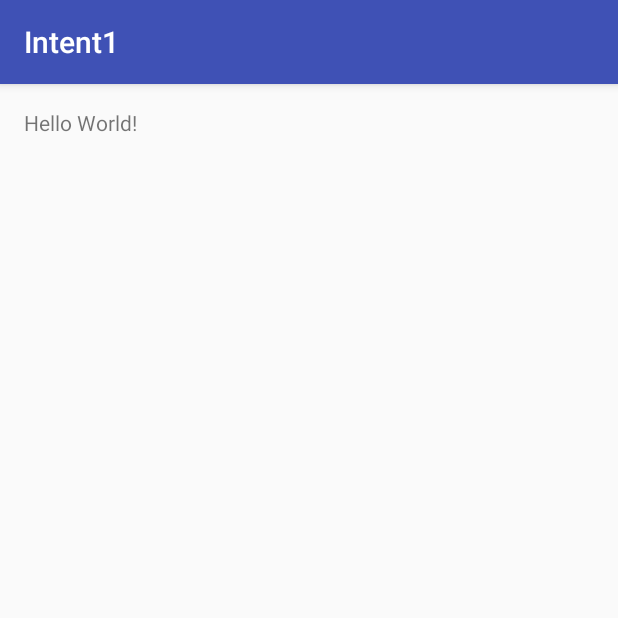
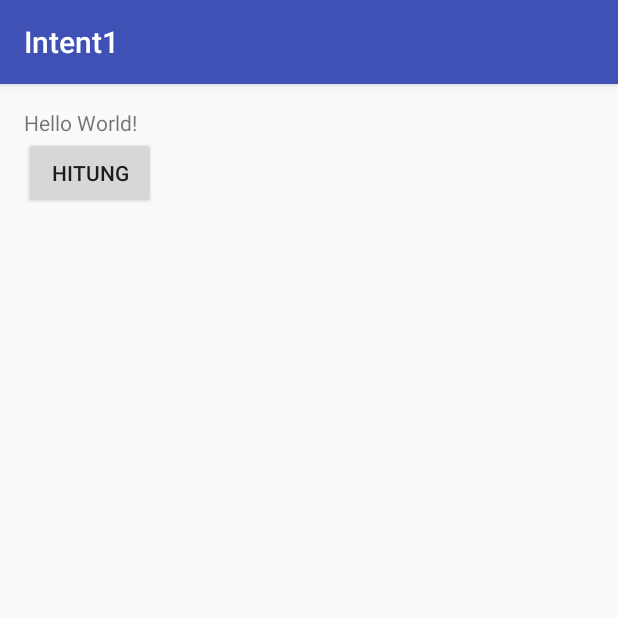
Before and after one commit to vinnykartika/Intent1, an Android app: the screen it shows after launch (MainActivity), on a phone screen of 412 x 824 dp, the top half of it. Run offline under Robolectric (Android 15) with nearby library versions, the phone set to English and light mode, and no system bars.

Commit message:
startActivity Part 1

```diff
--- a/app/src/main/AndroidManifest.xml
+++ b/app/src/main/AndroidManifest.xml
@@ -15,6 +15,7 @@
                 <category android:name="android.intent.category.LAUNCHER" />
             </intent-filter>
         </activity>
+        <activity android:name=".HasilActivity"></activity>
     </application>
 
 </manifest>
--- a/app/src/main/java/id/sch/smktelkom_mlg/learn/intent1/MainActivity.java
+++ b/app/src/main/java/id/sch/smktelkom_mlg/learn/intent1/MainActivity.java
@@ -1,7 +1,9 @@
 package id.sch.smktelkom_mlg.learn.intent1;
 
+import android.content.Intent;
 import android.os.Bundle;
 import android.support.v7.app.AppCompatActivity;
+import android.view.View;
 
 public class MainActivity extends AppCompatActivity {
 
@@ -9,5 +11,11 @@ public class MainActivity extends AppCompatActivity {
     protected void onCreate(Bundle savedInstanceState) {
         super.onCreate(savedInstanceState);
         setContentView(R.layout.activity_main);
+        findViewById(R.id.buttonHitung).setOnClickListener(new View.OnClickListener() {
+            @Override
+            public void onClick(View v) {
+                startActivity(new Intent(MainActivity.this, HasilActivity.class));
+            }
+        });
     }
 }
--- a/app/src/main/res/layout/activity_main.xml
+++ b/app/src/main/res/layout/activity_main.xml
@@ -14,4 +14,10 @@
         android:layout_width="wrap_content"
         android:layout_height="wrap_content"
         android:text="Hello World!" />
+
+    <Button
+        android:id="@+id/buttonHitung"
+        android:layout_width="wrap_content"
+        android:layout_height="wrap_content"
+        android:text="Hitung" />
 </LinearLayout>
```
